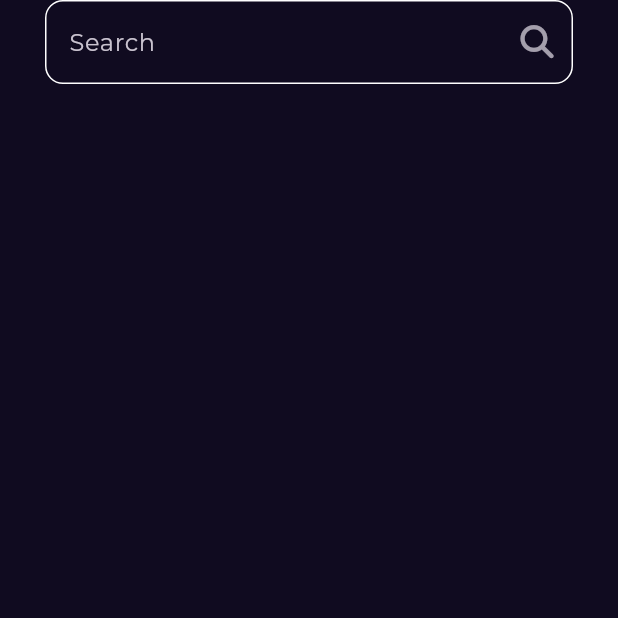
After one commit to AhmedElsalhy/BookStore, a Flutter app: the screen it shows after launch, after a tap on an icon or button, on a phone screen of 412 x 824 dp, the top half of it. The commit adds this screen. Run offline on Flutter 3.47's test engine with Material 3 defaults, Android fonts, the phone set to English and light mode, and no system bars; our stand-ins replace font_awesome_flutter, go_router, google_fonts.

Commit message:
create custom search text field

```diff
--- a/lib/Features/home/presentation/views/widgets/custom_app_bar.dart
+++ b/lib/Features/home/presentation/views/widgets/custom_app_bar.dart
@@ -1,6 +1,7 @@
 import 'package:book_store/core/utils/assets_paths.dart';
 import 'package:flutter/material.dart';
 import 'package:font_awesome_flutter/font_awesome_flutter.dart';
+import 'package:go_router/go_router.dart';
 
 class CustomAppBar extends StatelessWidget {
   const CustomAppBar({super.key});
@@ -17,9 +18,14 @@ class CustomAppBar extends StatelessWidget {
             color: Colors.white,
           ),
           const Spacer(),
-          const Icon(
-            FontAwesomeIcons.magnifyingGlass,
-          )
+          IconButton(
+            onPressed: () {
+              GoRouter.of(context).push('/searchView');
+            },
+            icon: const Icon(
+              FontAwesomeIcons.magnifyingGlass,
+            ),
+          ),
         ],
       ),
     );
--- /dev/null
+++ b/lib/Features/search/presentation/views/search_view.dart
@@ -0,0 +1,15 @@
+import 'package:book_store/Features/search/presentation/views/widgets/search_view_body.dart';
+import 'package:flutter/material.dart';
+
+class SearchView extends StatelessWidget {
+  const SearchView({super.key});
+
+  @override
+  Widget build(BuildContext context) {
+    return const SafeArea(
+      child: Scaffold(
+        body: SearchViewBody(),
+      ),
+    );
+  }
+}
--- /dev/null
+++ b/lib/Features/search/presentation/views/widgets/custom_search_text_field.dart
@@ -0,0 +1,38 @@
+import 'package:flutter/material.dart';
+import 'package:font_awesome_flutter/font_awesome_flutter.dart';
+
+class CustomSearchViewTextField extends StatelessWidget {
+  const CustomSearchViewTextField({super.key});
+
+  @override
+  Widget build(BuildContext context) {
+    return TextField(
+      decoration: InputDecoration(
+        enabledBorder: buildOutlinedInputBorder(),
+        focusedBorder: buildOutlinedInputBorder(),
+        hintText: 'Search',
+        suffixIcon: Opacity(
+          opacity: 0.8,
+          child: IconButton(
+            onPressed: () {},
+            icon: const Icon(
+              FontAwesomeIcons.magnifyingGlass,
+              size: 22,
+            ),
+          ),
+        ),
+      ),
+    );
+  }
+
+  OutlineInputBorder buildOutlinedInputBorder() {
+    return OutlineInputBorder(
+      borderSide: const BorderSide(
+        color: Colors.white,
+      ),
+      borderRadius: BorderRadius.circular(
+        12,
+      ),
+    );
+  }
+}
--- /dev/null
+++ b/lib/Features/search/presentation/views/widgets/search_view_body.dart
@@ -0,0 +1,19 @@
+import 'package:flutter/material.dart';
+
+import 'custom_search_text_field.dart';
+
+class SearchViewBody extends StatelessWidget {
+  const SearchViewBody({super.key});
+
+  @override
+  Widget build(BuildContext context) {
+    return const Padding(
+      padding: EdgeInsets.symmetric(horizontal: 30),
+      child: Column(
+        children: [
+          CustomSearchViewTextField(),
+        ],
+      ),
+    );
+  }
+}
--- a/lib/core/utils/app_router.dart
+++ b/lib/core/utils/app_router.dart
@@ -1,5 +1,6 @@
 import 'package:book_store/Features/home/presentation/views/book_details_view.dart';
 import 'package:book_store/Features/home/presentation/views/home_view.dart';
+import 'package:book_store/Features/search/presentation/views/search_view.dart';
 import 'package:book_store/Features/splash/presentation/views/splash_view.dart';
 import 'package:go_router/go_router.dart';
 
@@ -9,6 +10,10 @@ abstract class AppRouter {
       GoRoute(
         path: '/',
         builder: (context, state) => const SplashView(),
+      ),
+      GoRoute(
+        path: '/searchView',
+        builder: (context, state) => const SearchView(),
       ),
       GoRoute(
         path: '/homeView',
```
